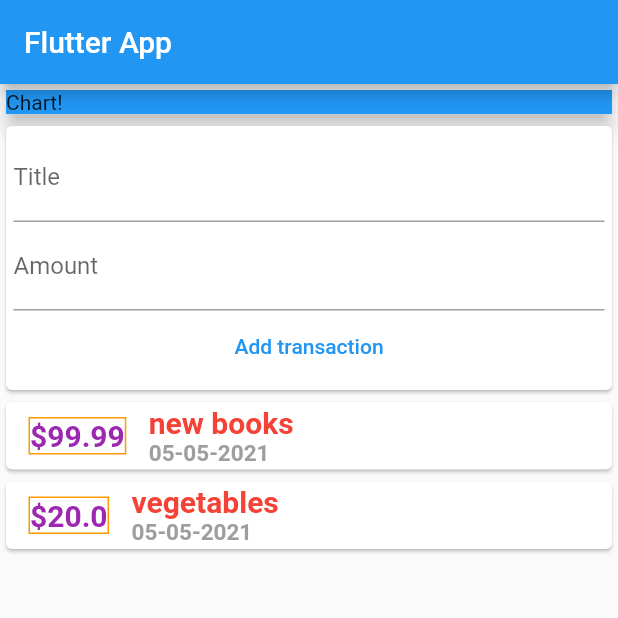
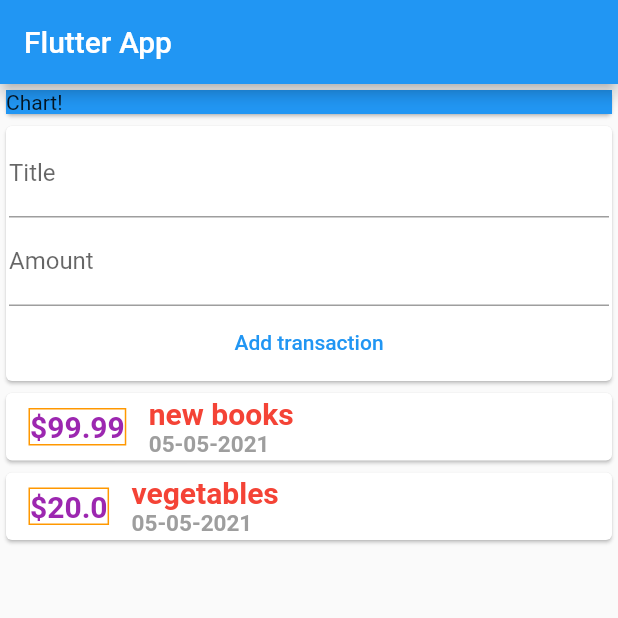
Before and after one commit to GEEPA88/personal-expense-app, a Flutter app: the screen it shows after launch, on a phone screen of 412 x 824 dp, the top half of it. Run offline on Flutter 3.47's test engine with Material 2 defaults, Android fonts, the phone set to English and light mode, and no system bars.

Commit message:
6th commit

```diff
--- a/lib/main.dart
+++ b/lib/main.dart
@@ -2,9 +2,7 @@ import 'package:flutter/material.dart';
 import 'package:intl/intl.dart';
 import './Transaction.dart';
 
-void main() {
-  runApp(MyApp());
-}
+void main() => runApp(MyApp());
 
 class MyApp extends StatelessWidget {
   @override
@@ -47,11 +45,10 @@ class MyHomePage extends StatelessWidget {
               color: Colors.blue,
               child: Text('Chart!'),
             ),
-            elevation: 5,
           ),
           Card(
             child: Container(
-              padding: EdgeInsets.all(5),
+              padding: EdgeInsets.all(2),
               child: Column(
                 crossAxisAlignment: CrossAxisAlignment.center,
                 children: <Widget>[
```
